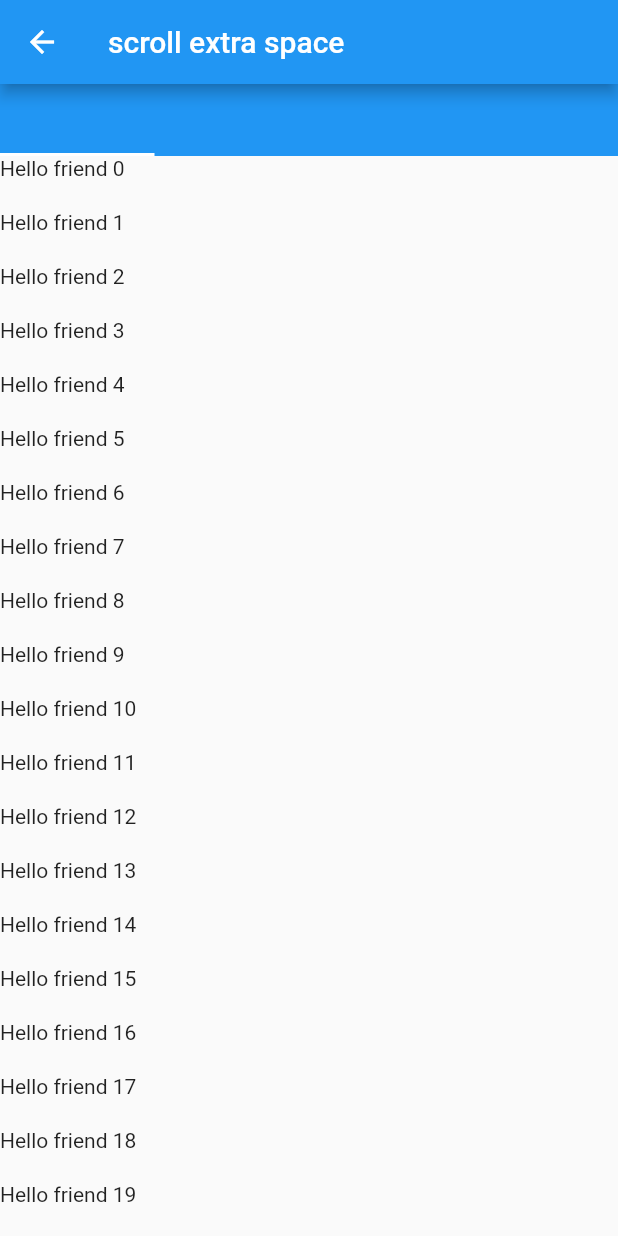
After one commit to WIZOooo/FlutterDemo, a Flutter app: the ScrollExtraSpaceHomePage screen opened directly, on a phone screen of 412 x 824 dp. The commit adds this screen. Run offline on Flutter 3.47's test engine with Material 2 defaults, Android fonts, the phone set to English and light mode, and no system bars.

Commit message:
创建scroll extra space demo

```diff
--- a/lib/index_page.dart
+++ b/lib/index_page.dart
@@ -2,6 +2,7 @@ import 'package:flutter/material.dart';
 import 'package:material_route_demo/Navigation/popWithResult/pop_with_result.dart';
 import 'package:material_route_demo/Navigation/routesetting_transfer_param/routesetting_transfer_param.dart';
 import 'package:material_route_demo/material_route_demo/material_route_home_page.dart';
+import 'package:material_route_demo/scroll_extra_space/scroll_extra_space.dart';
 
 final List<IndexPageItem> pageItemList = [
   IndexPageItem(
@@ -23,6 +24,10 @@ final List<IndexPageItem> pageItemList = [
         ),
       ),
     ),
+  ),
+  IndexPageItem(
+    itemName: 'Bug / tabView多余滚动去除',
+    targetWidget: ScrollExtraSpaceHomePage(title: 'Flutter Demo Home Page'),
   )
 ];
 
--- /dev/null
+++ b/lib/scroll_extra_space/scroll_extra_space.dart
@@ -0,0 +1,197 @@
+import 'package:flutter/material.dart';
+
+ListView listView = ListView.separated(
+  physics: NeverScrollableScrollPhysics(),
+  itemBuilder: (context, index) => Text(
+    "Hello friend $index",
+  ),
+  separatorBuilder: (context, index) => SizedBox(
+    height: 20,
+  ),
+  itemCount: 100,
+);
+
+List<Widget> tabWidgets = <Widget>[
+  listView,
+  listView,
+  listView,
+  listView
+];
+
+class ScrollExtraSpaceHomePage extends StatefulWidget {
+  ScrollExtraSpaceHomePage({Key? key, required this.title}) : super(key: key);
+  final String title;
+
+  @override
+  _ScrollExtraSpaceHomePageState createState() => _ScrollExtraSpaceHomePageState();
+}
+
+class _ScrollExtraSpaceHomePageState extends State<ScrollExtraSpaceHomePage> with SingleTickerProviderStateMixin {
+  late TabController tabController;
+  late ScrollController _scrollViewController;
+
+  @override
+  void initState() {
+    super.initState();
+    tabController = TabController(vsync: this, length: 4);
+
+    _scrollViewController = ScrollController(initialScrollOffset: 0.0);
+  }
+
+  @override
+  void dispose() {
+    tabController.dispose();
+    _scrollViewController.dispose();
+    super.dispose();
+  }
+
+  @override
+  Widget build(BuildContext context) {
+    return Scaffold(
+      appBar: AppBar(
+        title: Text('scroll extra space'),
+      ),
+      body: NestedScrollView(
+        controller: _scrollViewController,
+        headerSliverBuilder: (BuildContext context, bool innerBoxIsScrolled) {
+          return <Widget>[
+            SliverOverlapAbsorber(
+              handle: NestedScrollView.sliverOverlapAbsorberHandleFor(context),
+              sliver: SliverAppBar(
+                  automaticallyImplyLeading: false,
+                  pinned: true,
+                  floating: true,
+                  expandedHeight: 0.0,
+                  forceElevated: innerBoxIsScrolled,
+                  stretch: true,
+                  bottom: TabBar(
+                    tabs: <Widget>[
+                      Tab(
+                        icon: Icon(Icons.description, color: Theme.of(context).accentColor),
+                      ),
+                      Tab(
+                        icon: Icon(Icons.timer, color: Theme.of(context).accentColor),
+                      ),
+                      Tab(
+                        icon: Icon(Icons.ondemand_video, color: Theme.of(context).accentColor),
+                      ),
+                      Tab(
+                        icon: Icon(Icons.photo_camera, color: Theme.of(context).accentColor),
+                      ),
+                    ],
+                    controller: tabController,
+                  )),
+            ),
+          ];
+        },
+        body: TabBarView(
+          children: tabWidgets.map((Widget w) {
+            return SafeArea(
+                top: false,
+                bottom: false,
+                child: Builder(
+                  builder: (BuildContext context) {
+                    return CustomScrollView(
+                      slivers: <Widget>[
+                        SliverOverlapInjector(
+                          handle: NestedScrollView.sliverOverlapAbsorberHandleFor(context),
+                        ),
+                        SliverFillRemaining(child: w)
+                      ],
+                    );
+                  },
+                ));
+          }).toList(),
+          controller: tabController,
+        ),
+      ),
+    );
+  }
+// Widget build(BuildContext context) {
+//   return Scaffold(
+//     appBar: AppBar(
+//       title: Text(widget.title),
+//     ),
+//     body: CustomScrollView(
+//         slivers: <Widget>[
+//
+//           SliverPersistentHeader(
+//             pinned: true,
+//             delegate: _SliverTabBarViewDelegate(
+//               child: Container(
+//                   color: Theme
+//                       .of(context)
+//                       .cardColor,
+//                   child: TabBar(
+//                     tabs: <Widget>[
+//                       Tab(
+//                         icon: Icon(Icons.account_box, color: Theme
+//                             .of(context)
+//                             .accentColor),
+//                       ),
+//                       Tab(
+//                         icon: Icon(Icons.history, color: Theme
+//                             .of(context)
+//                             .accentColor),
+//                       ),
+//                       Tab(
+//                         icon: Icon(Icons.photo_camera, color: Theme
+//                             .of(context)
+//                             .accentColor),
+//                       ),
+//                       Tab(
+//                         icon: Icon(
+//                           Icons.mail_outline,
+//                           color: Theme
+//                               .of(context)
+//                               .accentColor,
+//                         ),
+//                       )
+//                     ],
+//                     controller: tabController,
+//                   )),
+//             ),
+//           ),
+//           SliverFillRemaining(
+//             hasScrollBody: true,
+//             child: TabBarView(
+//               children: <Widget>[
+//                 new Text("Hello friend",),
+//                 new Text("Hello friend",),
+//                 new Text("Hello friend",),
+//                 new Text("Hello friend",)
+//               ],
+//               controller: tabController,
+//             ),
+//           ),
+//         ]), // This trailing comma makes auto-formatting nicer for build methods.
+//   );
+// }
+}
+
+class _SliverTabBarViewDelegate extends SliverPersistentHeaderDelegate {
+  _SliverTabBarViewDelegate({
+    required this.child,
+  });
+
+  final Widget child;
+
+  @override
+  Widget build(BuildContext context, double shrinkOffset, bool overlapsContent) {
+    return Material(
+      child: child,
+      elevation: 200,
+    );
+  }
+
+  @override
+  double get maxExtent => kTextTabBarHeight;
+
+  @override
+  double get minExtent => kTextTabBarHeight;
+
+  @override
+  bool shouldRebuild(SliverPersistentHeaderDelegate oldDelegate) {
+    return false;
+  }
+}
```
